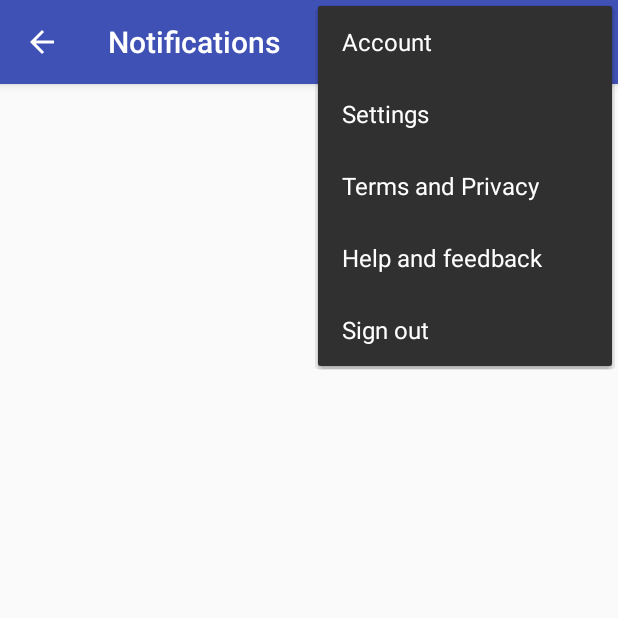
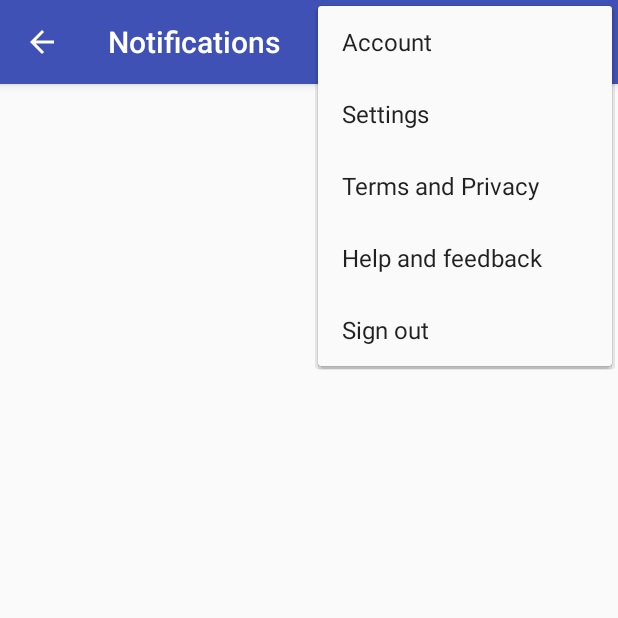
Before and after one commit to abedafnan/How, an Android app: the NotificationsActivity screen opened directly, with no data from a screen before it, with the options menu open, on a phone screen of 412 x 824 dp, the top half of it. Run offline under Robolectric (Android 15) with nearby library versions, the phone set to English and light mode, and no system bars.

Commit message:
edits on main options menu and the splash screen

```diff
--- a/app/src/main/java/com/brightstars/android/how/HomeActivity.java
+++ b/app/src/main/java/com/brightstars/android/how/HomeActivity.java
@@ -1,5 +1,6 @@
 package com.brightstars.android.how;
 
+import android.content.Intent;
 import android.os.Bundle;
 import android.support.design.widget.FloatingActionButton;
 import android.support.design.widget.Snackbar;
--- a/app/src/main/java/com/brightstars/android/how/SplashActivity.java
+++ b/app/src/main/java/com/brightstars/android/how/SplashActivity.java
@@ -17,7 +17,7 @@ public class SplashActivity extends AppCompatActivity {
                 } catch (Exception e) {
                     e.printStackTrace();
                 } finally {
-                    Intent intent = new Intent(SplashActivity.this, MainActivity.class);
+                    Intent intent = new Intent(SplashActivity.this, HomeActivity.class);
                     startActivity(intent);
                     finish();
                 }
--- a/app/src/main/res/drawable/splash_drawable.xml
+++ b/app/src/main/res/drawable/splash_drawable.xml
@@ -1,6 +1,15 @@
 <?xml version="1.0" encoding="utf-8"?>
 <layer-list xmlns:android="http://schemas.android.com/apk/res/android">
 
-    <item android:drawable="@color/colorPrimary" />
+    <item android:drawable="@android:color/white" />
+
+    <item>
+
+        <!--logo to be edited-->
+        <bitmap
+            android:src="@mipmap/logo"
+            android:gravity="center"/>
+
+    </item>
 
 </layer-list>
--- a/app/src/main/res/layout/activity_home.xml
+++ b/app/src/main/res/layout/activity_home.xml
@@ -13,15 +13,15 @@
         android:background="?attr/colorPrimary"
         android:elevation="4dp"
         android:stateListAnimator="@null"
-        android:theme="@style/ThemeOverlay.AppCompat.Dark.ActionBar" />
-
+        android:theme="@style/ThemeOverlay.AppCompat.Dark.ActionBar"
+        app:popupTheme="@style/AppTheme.PopupOverlay" />
 
     <android.support.design.widget.FloatingActionButton
         android:id="@+id/search_fab"
         android:layout_width="wrap_content"
         android:layout_height="wrap_content"
+        android:layout_alignParentBottom="true"
         android:layout_alignParentEnd="true"
-        android:layout_alignParentBottom="true"
         android:layout_margin="@dimen/fab_margin"
         app:srcCompat="@drawable/ic_search_white_24dp" />
 
--- a/app/src/main/res/layout/activity_notifications.xml
+++ b/app/src/main/res/layout/activity_notifications.xml
@@ -13,6 +13,7 @@
         android:background="?attr/colorPrimary"
         android:elevation="4dp"
         android:stateListAnimator="@null"
-        android:theme="@style/ThemeOverlay.AppCompat.Dark.ActionBar" />
+        android:theme="@style/ThemeOverlay.AppCompat.Dark.ActionBar"
+        app:popupTheme="@style/AppTheme.PopupOverlay" />
 
 </LinearLayout>
--- a/app/src/main/res/menu/menu_main.xml
+++ b/app/src/main/res/menu/menu_main.xml
@@ -34,6 +34,7 @@
 
     <item
         android:id="@+id/action_sign_out"
+        android:icon="@drawable/ic_power_settings_new_black_24dp"
         android:orderInCategory="500"
         android:title="@string/menu_item_sign_out"
         app:showAsAction="never" />
--- a/app/src/main/res/values/styles.xml
+++ b/app/src/main/res/values/styles.xml
@@ -14,6 +14,9 @@
 
     <style name="AppTheme.AppBarOverlay" parent="ThemeOverlay.AppCompat.Dark.ActionBar" />
 
+    <style name="AppTheme.PopupOverlay" parent="ThemeOverlay.AppCompat.Light" />
+
+
     <style name="EditTextStyle">
         <item name="android:layout_height">70dp</item>
         <item name="android:textSize">16sp</item>
```
Also changed, not shown: app/src/main/res/drawable-hdpi/ic_power_settings_new_black_24dp.png (added), app/src/main/res/drawable-mdpi/ic_power_settings_new_black_24dp.png (added), app/src/main/res/drawable-xhdpi/ic_power_settings_new_black_24dp.png (added), app/src/main/res/drawable-xxhdpi/ic_power_settings_new_black_24dp.png (added), app/src/main/res/drawable-xxxhdpi/ic_power_settings_new_black_24dp.png (added).
